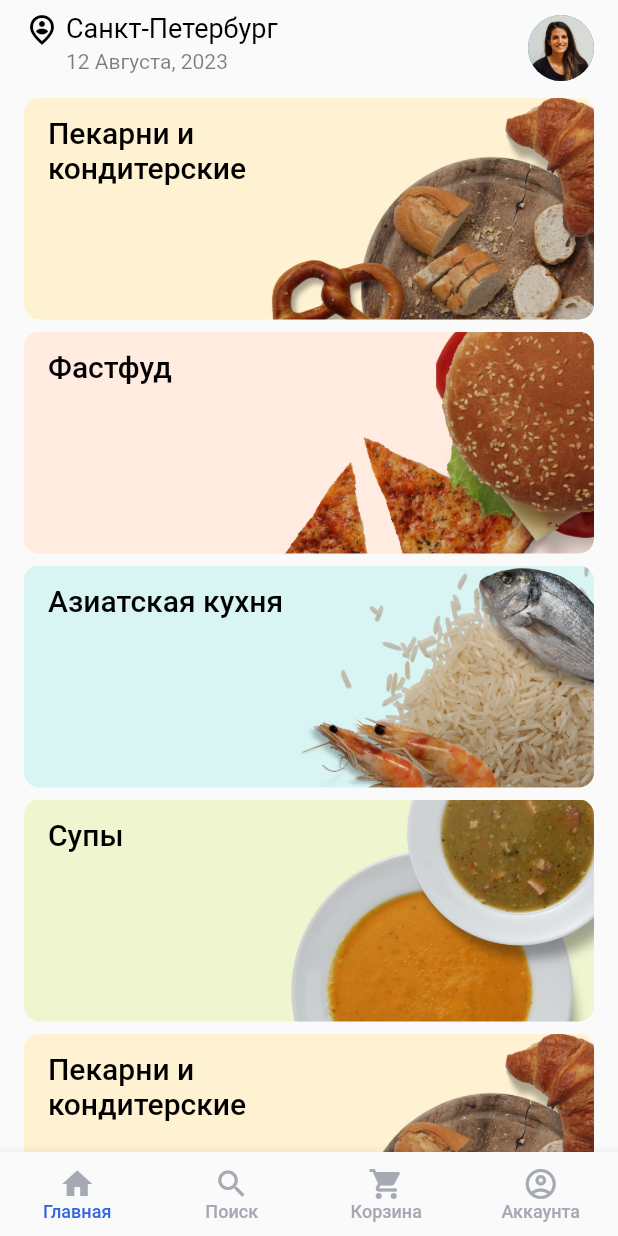
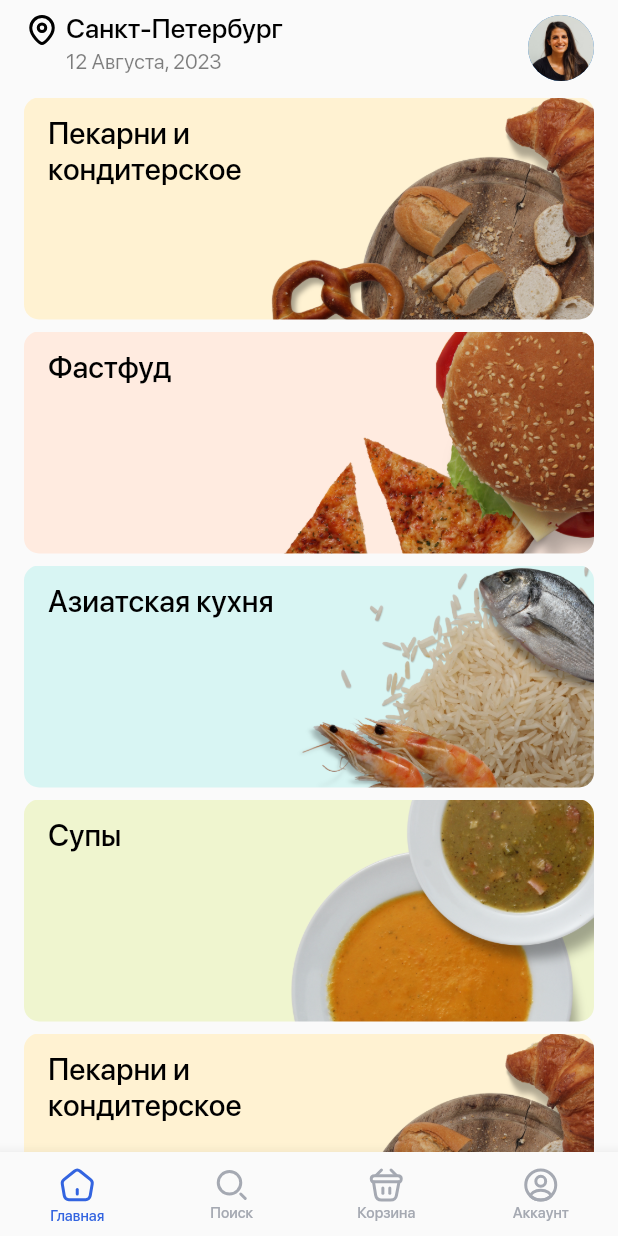
Before and after one commit to dimalepel/shop_minin_test_app, a Flutter app: the screen it shows after launch, on a phone screen of 412 x 824 dp. Run offline on Flutter 3.47's test engine with Material 2 defaults, Android fonts, the phone set to English and light mode, and no system bars; our stand-ins replace flutter_svg.

Commit message:
feat: add navigation widget

```diff
--- /dev/null
+++ b/lib/models/category_model.dart
@@ -0,0 +1,11 @@
+class Category {
+  int id;
+  String name;
+  String imageUrl;
+
+  Category({
+    required this.id,
+    required this.name,
+    required this.imageUrl
+  });
+}
--- a/lib/models/product_model.dart
+++ b/lib/models/product_model.dart
@@ -1,9 +1,9 @@
 class Product {
-  late String title;
-  late String imageUrl;
-  late int price;
-  late int weight;
-  late String description;
+  String title;
+  String imageUrl;
+  int price;
+  int weight;
+  String description;
 
   Product({
     required this.title,
--- a/lib/screens/category_screen.dart
+++ b/lib/screens/category_screen.dart
@@ -3,7 +3,9 @@ import 'package:flutter/material.dart';
 import '../models/product_model.dart';
 
 class CategoryScreen extends StatefulWidget {
-  const CategoryScreen({super.key});
+  final String categoryName;
+
+  const CategoryScreen({super.key, required this.categoryName});
 
   @override
   State<CategoryScreen> createState() => _CategoryScreenState();
@@ -203,7 +205,7 @@ class _CategoryScreenState extends State<CategoryScreen> {
           ),
         ],
         title: Text(
-          'Азиатская кухня',
+          widget.categoryName,
           style: TextStyle(
             fontSize: 18,
             fontWeight: FontWeight.w500,
--- a/lib/screens/home_screen.dart
+++ b/lib/screens/home_screen.dart
@@ -1,5 +1,9 @@
 import 'package:flutter/material.dart';
+import 'package:flutter_svg/flutter_svg.dart';
 import 'package:shop_minin_test_app/screens/category_screen.dart';
+import 'package:shop_minin_test_app/widgets/bottom_navigation.dart';
+
+import '../models/category_model.dart';
 
 class HomeScreen extends StatefulWidget {
   const HomeScreen({super.key});
@@ -9,26 +13,47 @@ class HomeScreen extends StatefulWidget {
 }
 
 class _HomeScreenState extends State<HomeScreen> {
-  final List<String> categoriesPreview = [
-    'assets/images/category_1.png',
-    'assets/images/category_2.png',
-    'assets/images/category_3.png',
-    'assets/images/category_4.png',
-    'assets/images/category_1.png',
-    'assets/images/category_2.png',
-    'assets/images/category_3.png',
-    'assets/images/category_4.png'
-  ];
-
-  final List<String> categoriesTitle= [
-    'Пекарни и кондитерские ',
-    'Фастфуд',
-    'Азиатская кухня',
-    'Супы',
-    'Пекарни и кондитерские ',
-    'Фастфуд',
-    'Азиатская кухня',
-    'Супы'
+  final List<Category> categories = [
+    Category(
+        id: 1,
+        name: 'Пекарни и кондитерское',
+        imageUrl: 'assets/images/category_1.png'
+    ),
+    Category(
+        id: 2,
+        name: 'Фастфуд',
+        imageUrl: 'assets/images/category_2.png'
+    ),
+    Category(
+        id: 3,
+        name: 'Азиатская кухня',
+        imageUrl: 'assets/images/category_3.png'
+    ),
+    Category(
+        id: 4,
+        name: 'Супы',
+        imageUrl: 'assets/images/category_4.png'
+    ),
+    Category(
+        id: 1,
+        name: 'Пекарни и кондитерское',
+        imageUrl: 'assets/images/category_1.png'
+    ),
+    Category(
+        id: 2,
+        name: 'Фастфуд',
+        imageUrl: 'assets/images/category_2.png'
+    ),
+    Category(
+        id: 3,
+        name: 'Азиатская кухня',
+        imageUrl: 'assets/images/category_3.png'
+    ),
+    Category(
+        id: 4,
+        name: 'Супы',
+        imageUrl: 'assets/images/category_4.png'
+    ),
   ];
 
   @override
@@ -47,21 +72,22 @@ class _HomeScreenState extends State<HomeScreen> {
                 Row(
                   crossAxisAlignment: CrossAxisAlignment.start,
                   children: [
-                    const Icon(
-                      Icons.person_pin_circle_outlined,
-                      size: 24,
-                      color: Colors.black,
+                    SvgPicture.asset(
+                      'assets/images/svgs/icon_location.svg',
+                      width: 24,
+                      height: 24,
                     ),
                     const SizedBox(width: 4,),
                     Column(
                       crossAxisAlignment: CrossAxisAlignment.start,
-
                       children: [
                         const Text(
                           'Санкт-Петербург',
                           style: TextStyle(
                             fontSize: 18,
                             color: Colors.black,
+                            fontFamily: 'San Francisco',
+                            fontWeight: FontWeight.w500
                           ),
                         ),
                         const SizedBox(height: 4,),
@@ -69,6 +95,8 @@ class _HomeScreenState extends State<HomeScreen> {
                           '12 Августа, 2023',
                           style: TextStyle(
                             fontSize: 14,
+                            fontFamily: 'San Francisco',
+                            fontWeight: FontWeight.w400,
                             color: Colors.black.withOpacity(0.5),
                           ),
                         ),
@@ -92,10 +120,10 @@ class _HomeScreenState extends State<HomeScreen> {
       body: Padding(
         padding: const EdgeInsets.only(top: 8, right: 16, left: 16),
         child: ListView.builder(
-            itemCount: categoriesTitle.length,
+            itemCount: categories.length,
             itemBuilder: (_, index) {
               return InkWell(
-                onTap: () => Navigator.push(context, MaterialPageRoute(builder: (context) => CategoryScreen())),
+                onTap: () => Navigator.push(context, MaterialPageRoute(builder: (context) => CategoryScreen(categoryName: categories[index].name,))),
                 child: Padding(
                   padding: const EdgeInsets.only(bottom: 8),
                   child: Container(
@@ -104,7 +132,7 @@ class _HomeScreenState extends State<HomeScreen> {
                         ClipRRect(
                           borderRadius: BorderRadius.circular(10),
                           child: Image.asset(
-                            categoriesPreview[index],
+                            categories[index].imageUrl,
                             fit: BoxFit.cover,
                             height: 148,
                             width: MediaQuery.of(context).size.width,
@@ -116,9 +144,10 @@ class _HomeScreenState extends State<HomeScreen> {
                             child: SizedBox(
                               width: 190,
                               child: Text(
-                                categoriesTitle[index],
+                                categories[index].name,
                                 style: TextStyle(
                                   fontSize: 20,
+                                  fontFamily: 'San Francisco',
                                   fontWeight: FontWeight.w500,
                                   color: Colors.black,
                                 ),
@@ -133,55 +162,7 @@ class _HomeScreenState extends State<HomeScreen> {
             }
         ),
       ),
-      bottomNavigationBar: BottomNavigationBar(
-        type: BottomNavigationBarType.fixed,
-        selectedIconTheme: IconThemeData(
-          color: Color(0xff3364E0),
-        ),
-        useLegacyColorScheme: false,
-        unselectedLabelStyle: TextStyle(
-          color: Color(0xffA5A9B2),
-          fontSize: 12,
-          fontWeight: FontWeight.w500
-        ),
-        selectedItemColor: Color(0xff3364E0),
-        selectedLabelStyle: TextStyle(
-          color: Color(0xff3364E0),
-            fontSize: 12,
-            fontWeight: FontWeight.w500
-        ),
-        showUnselectedLabels: true,
-        items: [
-          BottomNavigationBarItem(
-            icon: Icon(
-              Icons.home,
-              color: Color(0xffA5A9B2),
-            ),
-            label: 'Главная',
-          ),
-          BottomNavigationBarItem(
-            icon: Icon(
-              Icons.search,
-              color: Color(0xffA5A9B2),
-            ),
-            label: 'Поиск',
-          ),
-          BottomNavigationBarItem(
-            icon: Icon(
-              Icons.shopping_cart,
-              color: Color(0xffA5A9B2),
-            ),
-            label: 'Корзина',
-          ),
-          BottomNavigationBarItem(
-            icon: Icon(
-              Icons.account_circle_outlined,
-              color: Color(0xffA5A9B2),
-            ),
-            label: 'Аккаунта',
-          ),
-        ],
-      ),
+      bottomNavigationBar: BottomNavigation(),
     );
   }
 }
--- /dev/null
+++ b/lib/theme/app_colors.dart
@@ -0,0 +1,13 @@
+import 'package:flutter/material.dart';
+
+abstract class AppColors {
+  static Color transparent = Colors.transparent;
+  static Color black = Colors.black;
+  static Color white = Colors.white;
+  static Color black40 = Colors.black.withOpacity(0.4);
+  static Color black50 = Colors.black.withOpacity(0.5);
+  static Color black65 = Colors.black.withOpacity(0.65);
+  static Color grey = const Color(0xfff8f7f5);
+  static Color blue = const Color(0xff3364e0);
+  static Color greyDark = const Color(0xffa5a9b2);
+}
--- /dev/null
+++ b/lib/widgets/bottom_navigation.dart
@@ -0,0 +1,59 @@
+import 'package:flutter/material.dart';
+import 'package:flutter_svg/flutter_svg.dart';
+
+import '../theme/app_colors.dart';
+
+class BottomNavigation extends StatelessWidget {
+  const BottomNavigation({super.key});
+
+  @override
+  Widget build(BuildContext context) {
+    return BottomNavigationBar(
+      type: BottomNavigationBarType.fixed,
+      useLegacyColorScheme: false,
+      unselectedLabelStyle: TextStyle(
+          color: AppColors.greyDark,
+          fontFamily: 'San Francisco',
+          fontSize: 10,
+          fontWeight: FontWeight.w500
+      ),
+      selectedLabelStyle: TextStyle(
+          color: AppColors.blue,
+          fontFamily: 'San Francisco',
+          fontSize: 10,
+          fontWeight: FontWeight.w500
+      ),
+      onTap: (int a) {},
+      items: [
+        BottomNavigationBarItem(
+          icon: SvgPicture.asset(
+            'assets/images/svgs/icon_home.svg',
+            colorFilter: ColorFilter.mode(
+              AppColors.blue,
+              BlendMode.srcIn
+            ),
+          ),
+          label: 'Главная',
+        ),
+        BottomNavigationBarItem(
+          icon: SvgPicture.asset(
+            'assets/images/svgs/icon_search.svg',
+          ),
+          label: 'Поиск',
+        ),
+        BottomNavigationBarItem(
+          icon: SvgPicture.asset(
+            'assets/images/svgs/icon_cart.svg',
+          ),
+          label: 'Корзина',
+        ),
+        BottomNavigationBarItem(
+          icon: SvgPicture.asset(
+            'assets/images/svgs/icon_account.svg',
+          ),
+          label: 'Аккаунт',
+        ),
+      ],
+    );
+  }
+}
```
Also changed, not shown: pubspec.yaml (+10 -25 lines), assets/fonts/SFProDisplay-Medium.ttf (added), assets/fonts/SFProDisplay-Regular.ttf (added), assets/fonts/SFProDisplay-Semibold.ttf (added), assets/images/svgs/icon_account.svg (added), assets/images/svgs/icon_cart.svg (added), assets/images/svgs/icon_home.svg (added), assets/images/svgs/icon_location.svg (added), assets/images/svgs/icon_search.svg (added), pubspec.lock.
